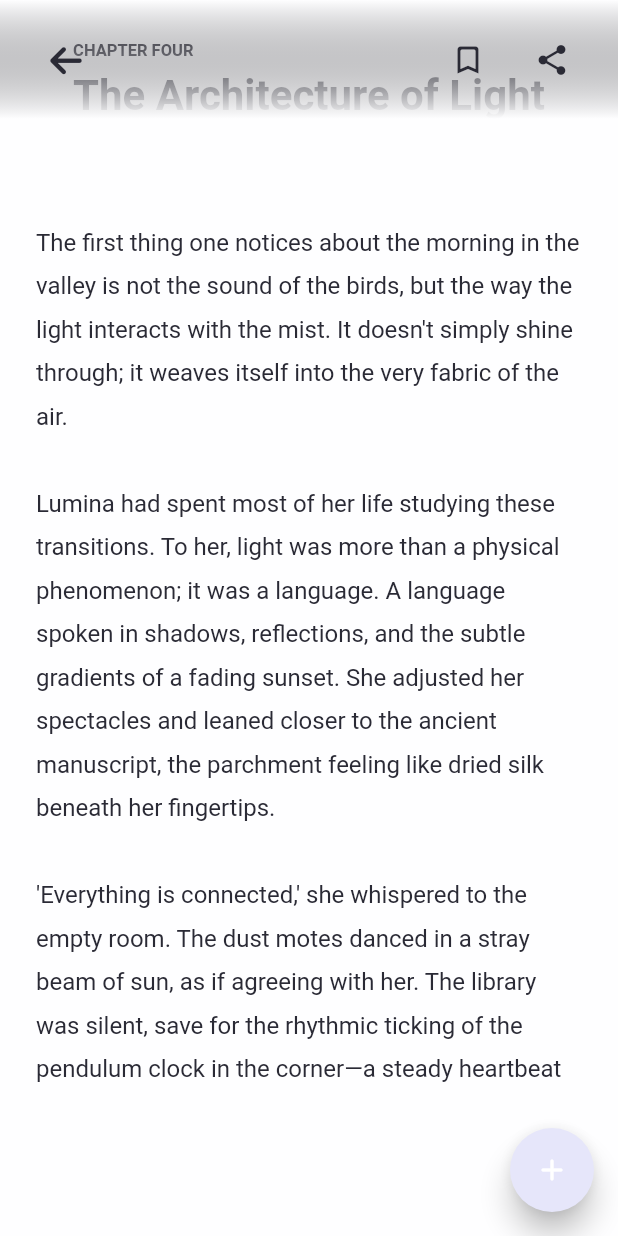
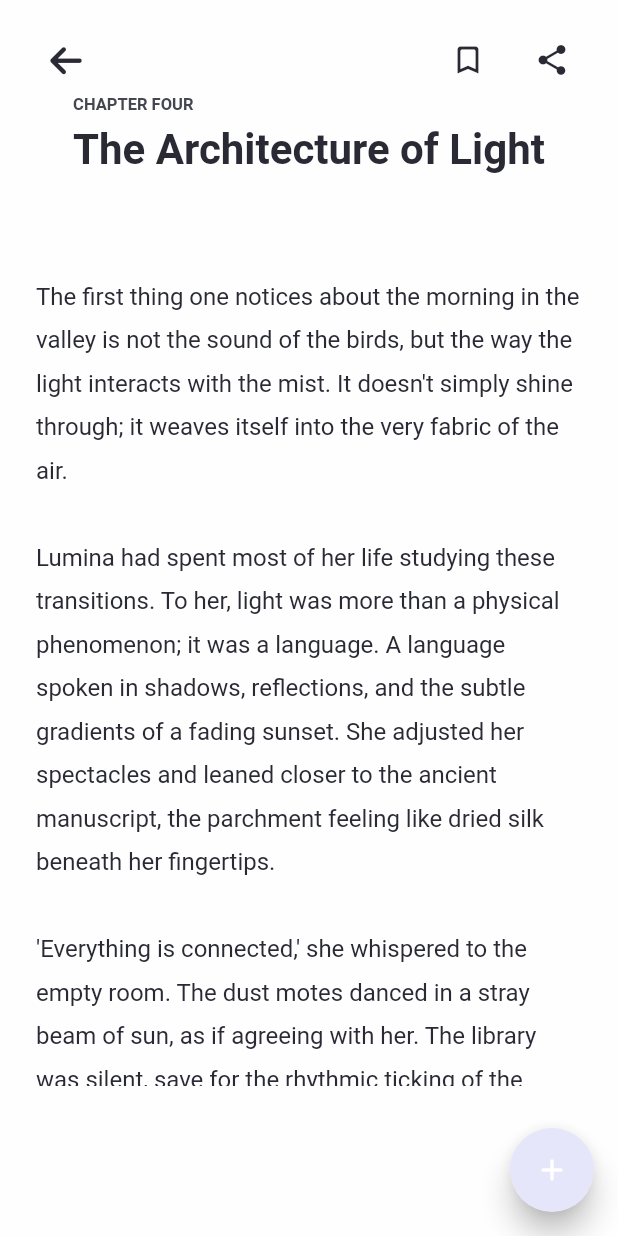
Before and after one commit to dilipkn007/spbooks, a Flutter app: the ReaderViewWidget screen opened by its route, on a phone screen of 412 x 824 dp. Run offline on Flutter 3.47's test engine with Material 3 defaults, Android fonts, the phone set to English and light mode, and no system bars; our stand-ins replace auto_size_text, cached_network_image, font_awesome_flutter, from_css_color, go_router, google_fonts and 5 more; missing offline and left inert: json_path; accounts and stored records are empty; statements that could not run were skipped.

Commit message:
landing page changed to book liberary

```diff
--- a/lib/flutter_flow/nav/nav.dart
+++ b/lib/flutter_flow/nav/nav.dart
@@ -35,12 +35,12 @@ GoRouter createRouter(AppStateNotifier appStateNotifier) => GoRouter(
       debugLogDiagnostics: true,
       refreshListenable: appStateNotifier,
       navigatorKey: appNavigatorKey,
-      errorBuilder: (context, state) => ReaderViewWidget(),
+      errorBuilder: (context, state) => NavBarPage(),
       routes: [
         FFRoute(
           name: '_initialize',
           path: '/',
-          builder: (context, _) => ReaderViewWidget(),
+          builder: (context, _) => NavBarPage(),
         ),
         FFRoute(
           name: HomePageWidget.routeName,
--- a/lib/reader_view/reader_view_widget.dart
+++ b/lib/reader_view/reader_view_widget.dart
@@ -61,10 +61,12 @@ class _ReaderViewWidgetState extends State<ReaderViewWidget> {
         top: true,
         child: Stack(
           children: [
-            Container(
+            Align(
+              alignment: AlignmentDirectional(0.0, 0.0),
+              child: Container(
                 child: Padding(
                   padding:
-                    EdgeInsetsDirectional.fromSTEB(24.0, 24.0, 24.0, 100.0),
+                      EdgeInsetsDirectional.fromSTEB(24.0, 60.0, 24.0, 100.0),
                   child: SingleChildScrollView(
                     primary: false,
                     child: Column(
@@ -110,8 +112,8 @@ class _ReaderViewWidgetState extends State<ReaderViewWidget> {
                                           .headlineMedium
                                           .fontStyle,
                                     ),
-                                  color:
-                                      FlutterFlowTheme.of(context).primaryText,
+                                    color: FlutterFlowTheme.of(context)
+                                        .primaryText,
                                     fontSize: 28.0,
                                     letterSpacing: 0.0,
                                     fontWeight: FontWeight.bold,
@@ -129,7 +131,9 @@ class _ReaderViewWidgetState extends State<ReaderViewWidget> {
                         Text(
                           'The first thing one notices about the morning in the valley is not the sound of the birds, but the way the light interacts with the mist. It doesn\'t simply shine through; it weaves itself into the very fabric of the air.\n\nLumina had spent most of her life studying these transitions. To her, light was more than a physical phenomenon; it was a language. A language spoken in shadows, reflections, and the subtle gradients of a fading sunset. She adjusted her spectacles and leaned closer to the ancient manuscript, the parchment feeling like dried silk beneath her fingertips.\n\n\'Everything is connected,\' she whispered to the empty room. The dust motes danced in a stray beam of sun, as if agreeing with her. The library was silent, save for the rhythmic ticking of the pendulum clock in the corner—a steady heartbeat for a house filled with forgotten stories. Outside, the world was rushing toward a future she wasn\'t sure she wanted to join, but here, between these leather-bound walls, time was an ocean she could swim in forever.',
                           textAlign: TextAlign.start,
-                        style: FlutterFlowTheme.of(context).bodyLarge.override(
+                          style: FlutterFlowTheme.of(context)
+                              .bodyLarge
+                              .override(
                                 font: GoogleFonts.roboto(
                                   fontWeight: FontWeight.normal,
                                   fontStyle: FlutterFlowTheme.of(context)
@@ -149,7 +153,9 @@ class _ReaderViewWidgetState extends State<ReaderViewWidget> {
                         Text(
                           'She turned the page, the sound a crisp snap in the stillness. The diagram on page 402 was unlike anything she had seen before. It depicted a series of lenses arranged in a geometric pattern that defied traditional optics. It wasn\'t designed to focus light—it was designed to fold it.',
                           textAlign: TextAlign.start,
-                        style: FlutterFlowTheme.of(context).bodyLarge.override(
+                          style: FlutterFlowTheme.of(context)
+                              .bodyLarge
+                              .override(
                                 font: GoogleFonts.roboto(
                                   fontWeight: FontWeight.normal,
                                   fontStyle: FlutterFlowTheme.of(context)
@@ -171,19 +177,10 @@ class _ReaderViewWidgetState extends State<ReaderViewWidget> {
                   ),
                 ),
               ),
+            ),
             Container(
               height: 80.0,
-              decoration: BoxDecoration(
-                gradient: LinearGradient(
-                  colors: [
-                    FlutterFlowTheme.of(context).primaryBackground,
-                    Color(0x001A1A20)
-                  ],
-                  stops: [0.01, 1.0],
-                  begin: AlignmentDirectional(0.0, 1.0),
-                  end: AlignmentDirectional(0, -1.0),
-                ),
-              ),
+              decoration: BoxDecoration(),
               child: Padding(
                 padding: EdgeInsetsDirectional.fromSTEB(24.0, 16.0, 24.0, 16.0),
                 child: Row(
```
Lines whose indentation alone changed are shown as unchanged.
